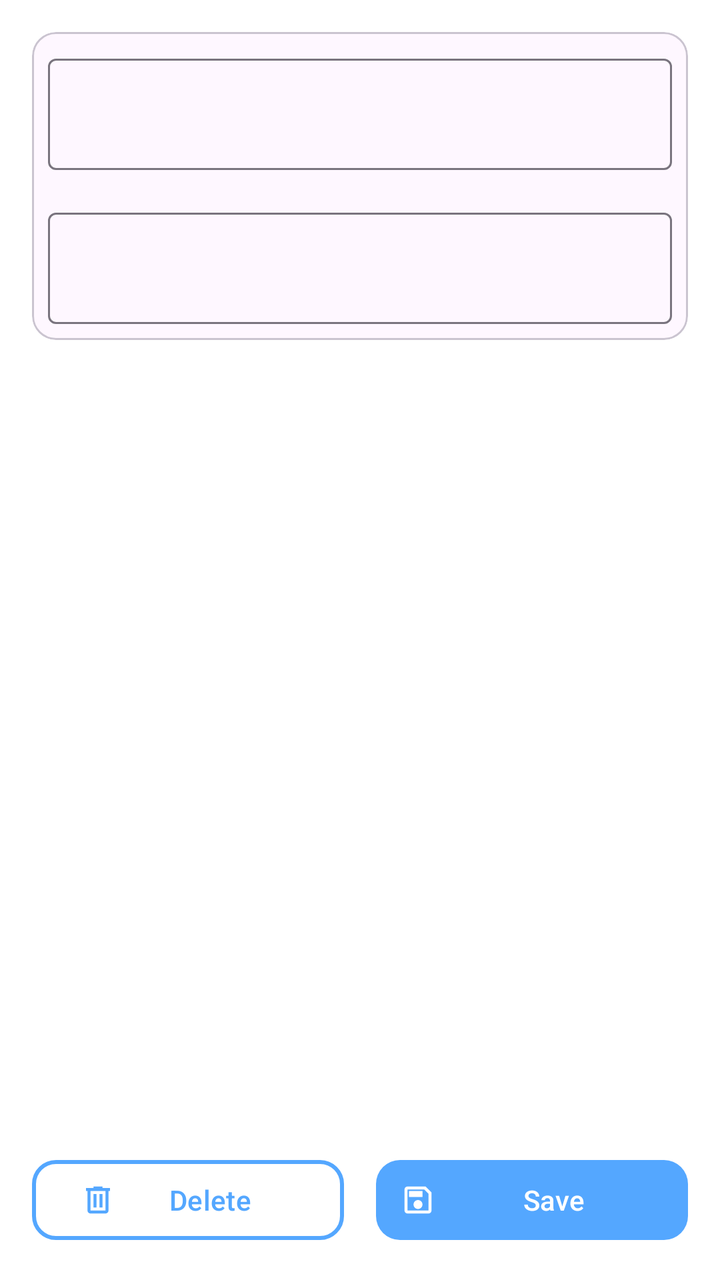
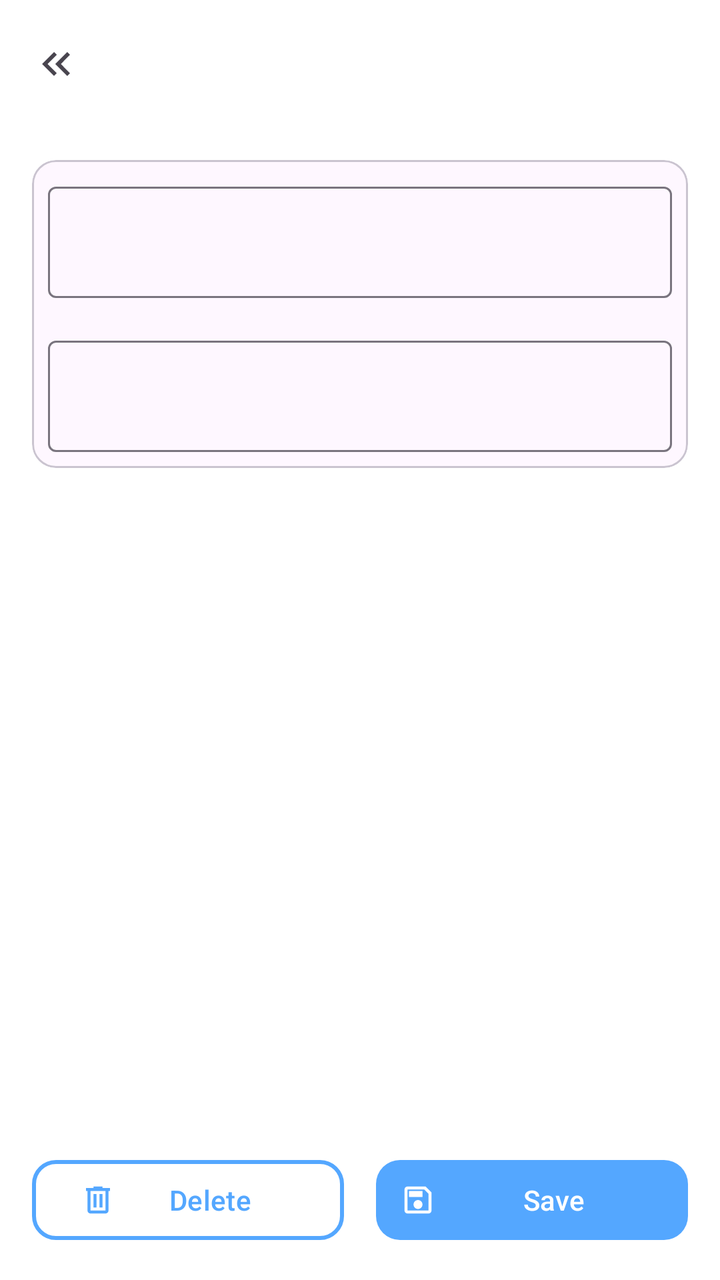

The first picture is an Android layout as it rendered before a commit; the second is the same layout after the commit. The layout source and the unified diff follow.
<!-- AndroidManifest.xml: application theme Theme.ToDO2 -->
<!-- res/layout/fragment_redact_task.xml -->
<?xml version="1.0" encoding="utf-8"?>
<androidx.constraintlayout.widget.ConstraintLayout xmlns:android="http://schemas.android.com/apk/res/android"
    xmlns:app="http://schemas.android.com/apk/res-auto"
    xmlns:tools="http://schemas.android.com/tools"
    android:layout_width="match_parent"
    android:layout_height="match_parent"
    android:background="@color/white">

    <com.google.android.material.appbar.MaterialToolbar
        android:layout_width="match_parent"
        android:layout_height="wrap_content"
        app:layout_constraintTop_toTopOf="parent"/>

    <com.google.android.material.card.MaterialCardView
        android:layout_width="0dp"
        android:layout_height="wrap_content"
        tools:layout_editor_absoluteX="1dp"
        tools:layout_editor_absoluteY="179dp"
        app:layout_constraintTop_toTopOf="parent"
        app:layout_constraintStart_toStartOf="parent"
        android:layout_marginTop="@dimen/offset_l"
        app:layout_constraintEnd_toEndOf="parent"
        android:layout_marginStart="@dimen/offset_l"
        android:layout_marginEnd="@dimen/offset_l"
        android:id="@+id/red_task">

        <androidx.constraintlayout.widget.ConstraintLayout
            android:layout_width="match_parent"
            android:layout_height="match_parent"
            android:padding="@dimen/offset_m">

        <com.google.android.material.textfield.TextInputLayout
            android:id="@+id/title_text_layout"
            android:layout_width="match_parent"
            android:layout_height="wrap_content"
            app:layout_constraintStart_toStartOf="parent"
            app:layout_constraintTop_toTopOf="parent">

            <com.google.android.material.textfield.TextInputEditText
                android:id="@+id/title_text"
                android:layout_width="match_parent"
                android:layout_height="wrap_content"
                tools:ignore="SpeakableTextPresentCheck" />

        </com.google.android.material.textfield.TextInputLayout>

        <com.google.android.material.textfield.TextInputLayout
            android:id="@+id/description_text_layout"
            android:layout_width="match_parent"
            android:layout_height="wrap_content"
            app:layout_constraintStart_toStartOf="parent"
            app:layout_constraintTop_toBottomOf="@id/title_text_layout"
            android:layout_marginTop="@dimen/offset_l">

            <com.google.android.material.textfield.TextInputEditText
                android:id="@+id/description_text"
                android:layout_width="match_parent"
                android:layout_height="wrap_content"
                tools:ignore="SpeakableTextPresentCheck" />

        </com.google.android.material.textfield.TextInputLayout>

        </androidx.constraintlayout.widget.ConstraintLayout>

    </com.google.android.material.card.MaterialCardView>

    <androidx.recyclerview.widget.RecyclerView
        android:layout_width="wrap_content"
        android:layout_height="wrap_content"
        app:layout_constraintTop_toBottomOf="@id/red_task"
        app:layout_constraintStart_toStartOf="parent"
        android:layout_marginTop="@dimen/offset_xxl"
        android:id="@+id/task_options"
        app:layout_constraintEnd_toEndOf="parent"
        android:layout_marginStart="@dimen/offset_l"
        android:layout_marginEnd="@dimen/offset_l"/>

    <com.google.android.material.button.MaterialButton
        android:id="@+id/delete_button"
        android:layout_width="0dp"
        android:layout_height="wrap_content"
        android:text="@string/delete_button"
        app:layout_constraintStart_toStartOf="parent"
        app:layout_constraintBottom_toBottomOf="parent"
        android:layout_marginStart="@dimen/offset_l"
        android:layout_marginBottom="@dimen/offset_l"
        app:icon="@drawable/ic_delete"
        app:layout_constraintEnd_toStartOf="@id/save_button"
        android:layout_marginEnd="@dimen/offset_m"
        android:textColor="@color/basic_color"
        app:iconTint="@color/basic_color"
        app:strokeColor="@color/basic_color"
        style="@style/Widget.Material3.Button.OutlinedButton"
        app:strokeWidth="2dp"
        app:cornerRadius="@dimen/default_radius"/>

    <com.google.android.material.button.MaterialButton
        android:id="@+id/save_button"
        android:layout_width="0dp"
        android:layout_height="wrap_content"
        android:text="@string/save_bottom"
        app:layout_constraintEnd_toEndOf="parent"
        app:layout_constraintBottom_toBottomOf="parent"
        android:layout_marginEnd="@dimen/offset_l"
        android:layout_marginBottom="@dimen/offset_l"
        app:icon="@drawable/save_24px"
        app:backgroundTint="@color/basic_color"
        app:cornerRadius="@dimen/default_radius"
        app:layout_constraintStart_toEndOf="@id/delete_button"
        android:layout_marginStart="@dimen/offset_m"
        style="@style/Widget.Material3.Button.TextButton"
        android:textColor="@color/white"
        app:iconTint="@color/white"/>


</androidx.constraintlayout.widget.ConstraintLayout>
<!-- resources referenced by this layout -->
<resources>
  <color name="basic_color">#54A7FF</color>
  <color name="white">#FFFFFFFF</color>
  <dimen name="default_radius">12dp</dimen>
  <dimen name="offset_l">16dp</dimen>
  <dimen name="offset_m">8dp</dimen>
  <dimen name="offset_xxl">32dp</dimen>
  <!-- drawable ic_delete (drawable) -->
  <vector xmlns:android="http://schemas.android.com/apk/res/android"
      android:width="24dp"
      android:height="24dp"
      android:viewportWidth="960"
      android:viewportHeight="960">
    <path
        android:pathData="M280,840q-33,0 -56.5,-23.5T200,760v-520h-40v-80h200v-40h240v40h200v80h-40v520q0,33 -23.5,56.5T680,840L280,840ZM680,240L280,240v520h400v-520ZM360,680h80v-360h-80v360ZM520,680h80v-360h-80v360ZM280,240v520,-520Z"
        android:fillColor="#e3e3e3"/>
  </vector>
  <!-- drawable save_24px (drawable) -->
  <vector xmlns:android="http://schemas.android.com/apk/res/android"
      android:width="24dp"
      android:height="24dp"
      android:viewportWidth="960"
      android:viewportHeight="960"
      android:tint="?attr/colorControlNormal">
    <path
        android:fillColor="@android:color/white"
        android:pathData="M840,280L840,760Q840,793 816.5,816.5Q793,840 760,840L200,840Q167,840 143.5,816.5Q120,793 120,760L120,200Q120,167 143.5,143.5Q167,120 200,120L680,120L840,280ZM760,314L646,200L200,200Q200,200 200,200Q200,200 200,200L200,760Q200,760 200,760Q200,760 200,760L760,760Q760,760 760,760Q760,760 760,760L760,314ZM480,720Q530,720 565,685Q600,650 600,600Q600,550 565,515Q530,480 480,480Q430,480 395,515Q360,550 360,600Q360,650 395,685Q430,720 480,720ZM240,400L600,400L600,240L240,240L240,400ZM200,314L200,760Q200,760 200,760Q200,760 200,760L200,760Q200,760 200,760Q200,760 200,760L200,200Q200,200 200,200Q200,200 200,200L200,200L200,314Z"/>
  </vector>
  <string name="delete_button">Delete</string>
  <string name="save_bottom">Save</string>
  <style name="Theme.ToDO2" parent="Base.Theme.ToDO2" />
  <style name="Base.Theme.ToDO2" parent="Theme.Material3.DayNight.NoActionBar">
          
          
      </style>
</resources>

<!-- the commit's change to res/layout/fragment_redact_task.xml (unified diff, before → after) -->
@@ -9,14 +9,17 @@
     <com.google.android.material.appbar.MaterialToolbar
         android:layout_width="match_parent"
         android:layout_height="wrap_content"
-        app:layout_constraintTop_toTopOf="parent"/>
+        app:layout_constraintTop_toTopOf="parent"
+        app:navigationIcon="@drawable/arrow_left"
+        android:id="@+id/tool_bar"/>
+
 
     <com.google.android.material.card.MaterialCardView
         android:layout_width="0dp"
         android:layout_height="wrap_content"
         tools:layout_editor_absoluteX="1dp"
         tools:layout_editor_absoluteY="179dp"
-        app:layout_constraintTop_toTopOf="parent"
+        app:layout_constraintTop_toBottomOf="@id/tool_bar"
         app:layout_constraintStart_toStartOf="parent"
         android:layout_marginTop="@dimen/offset_l"
         app:layout_constraintEnd_toEndOf="parent"
<!-- resource entries referenced after the edit -->
@@ -6,6 +6,18 @@
   <dimen name="offset_l">16dp</dimen>
   <dimen name="offset_m">8dp</dimen>
   <dimen name="offset_xxl">32dp</dimen>
+  <!-- drawable arrow_left (drawable) -->
+  <vector xmlns:android="http://schemas.android.com/apk/res/android"
+      android:width="24dp"
+      android:height="24dp"
+      android:viewportWidth="960"
+      android:viewportHeight="960"
+      android:tint="?attr/colorControlNormal"
+      android:autoMirrored="true">
+    <path
+        android:fillColor="@android:color/white"
+        android:pathData="M440,720L200,480L440,240L496,296L313,480L496,664L440,720ZM704,720L464,480L704,240L760,296L577,480L760,664L704,720Z"/>
+  </vector>
   <!-- drawable ic_delete (drawable) -->
   <vector xmlns:android="http://schemas.android.com/apk/res/android"
       android:width="24dp"
